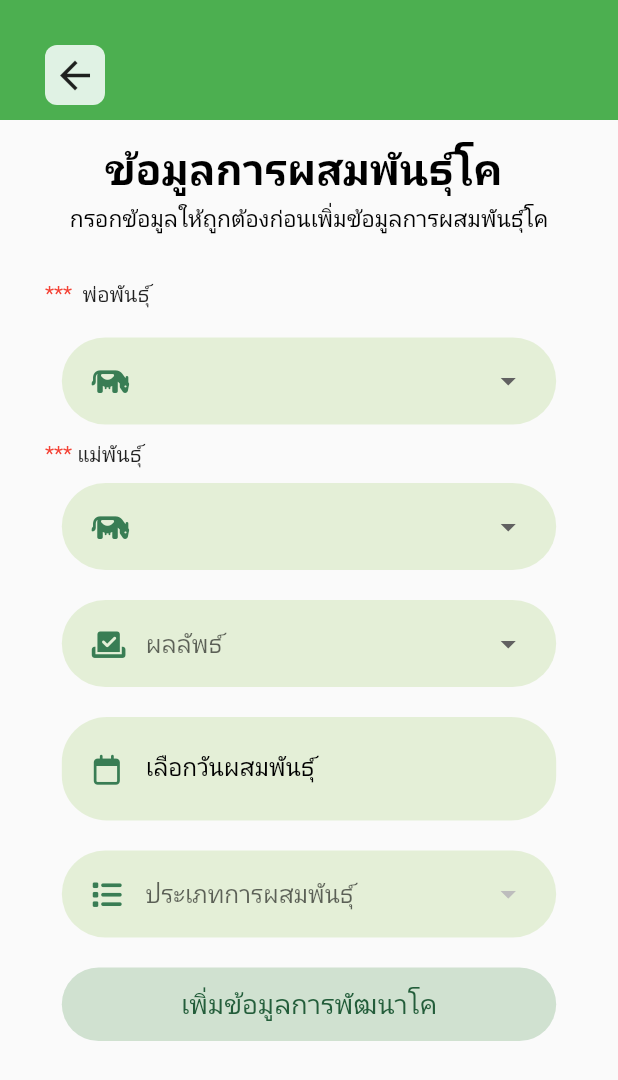
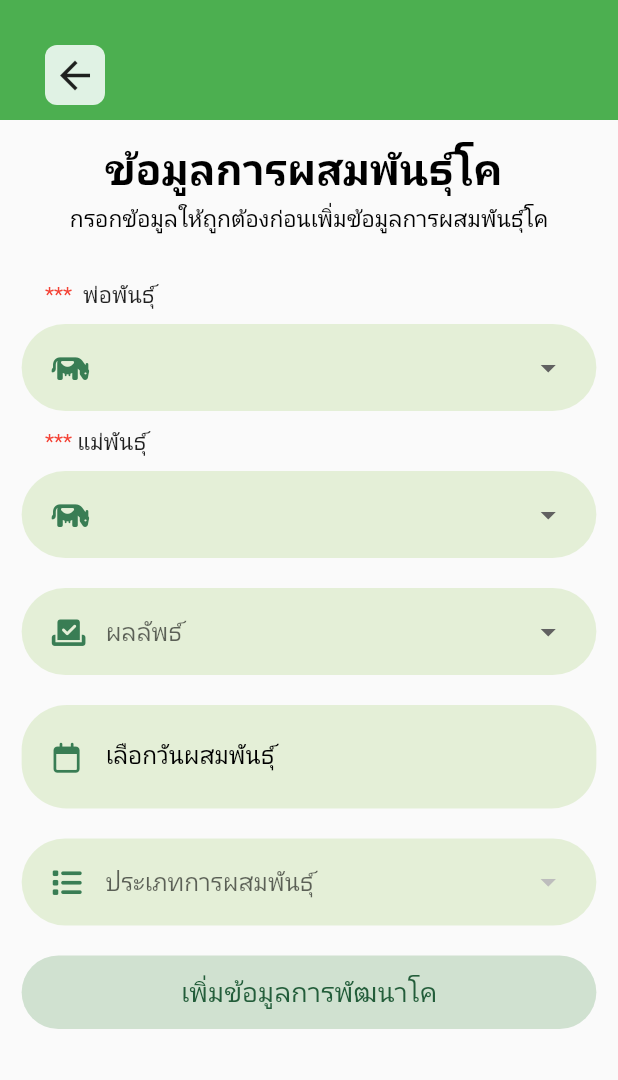
Before and after one commit to itsci-mju/cow_management_system, a Flutter app: the AddHybridization screen opened directly with empty values, on a phone screen of 412 x 824 dp. Shown: the top 1080 px of the screen. Run offline on Flutter 3.47's test engine with Material 2 defaults, Android fonts, the light colour scheme and no system bars; our stand-ins replace bottom_navy_bar, custom_radio_grouped_button, firebase_core, firebase_storage, flutter_multi_formatter, flutter_slidable and 3 more; missing offline and left inert: age_calculator, filter_list; accounts and stored records are empty; network calls fail.

Commit message:
edit Hybridization (complete)
สมบูรณ์ ฉบับ 1  add  Hybridization

```diff
--- a/sources/cow_mange/lib/AddFeedingcow.dart
+++ b/sources/cow_mange/lib/AddFeedingcow.dart
@@ -9,7 +9,6 @@ import 'package:cow_mange/class/food.dart';
 import 'package:cow_mange/validators.dart';
 import 'package:flutter/material.dart';
 import 'package:flutter/services.dart';
-import 'package:get/get_connect/http/src/utils/utils.dart';
 import 'package:http/http.dart' as http;
 import 'package:cow_mange/url/URL.dart';
 import 'package:cow_mange/class/Cow.dart';
--- a/sources/cow_mange/lib/AddHybridization.dart
+++ b/sources/cow_mange/lib/AddHybridization.dart
@@ -1,4 +1,3 @@
-// ignore_for_file: public_member_api_docs, sort_constructors_first
 import 'dart:convert';
 
 import 'package:cow_mange/DetailCow.dart';
@@ -32,19 +31,22 @@ class _AddHybridizationState extends State<AddHybridization> {
   Cow? co = Cow();
   Hybridization? hyb = Hybridization();
 
-  String id_bul_cow = "";
+//String
+  String id_bull_cow = "";
   String id_cow_cow = "";
   String text_result = "";
-  List<String> listcow = [];
-  DateTime? progress_date;
   String name_typeHybridization = "";
 
-  // list_id_cow
-  List<String> listcow_id = [];
+// datetime
+  DateTime? progress_date;
+  DateTime? dute_to_Brith;
+  DateTime? date_Hybirdzation;
 
+//controller
   final birth = TextEditingController();
   final result = TextEditingController();
   final date_Hybirdzation_controller = TextEditingController();
+
 //  button clear
   final bool _showClearButton_date = false;
   final bool _showClearButton_weight = false;
@@ -54,88 +56,16 @@ class _AddHybridizationState extends State<AddHybridization> {
   List<dynamic>? list;
   Map? mapResponse;
 
-  DateTime? dute_to_Brith;
-  DateTime? date_Hybirdzation;
-
-  List<String> typeHybridization = [];
-
   //class
   List<Cow> cow = [];
 
-  //List
+  //List String
+  List<String> listcow = [];
   List<String> list_cow = [""];
   List<String> list_bull = [""];
   List<String> Result = ["สำเร็จ", "ไม่สำเร็จ"];
-
-  Future listMaincow(Employee emp) async {
-    final JsonlistMaincow = emp.toJsoncow();
-
-    final response = await http.post(
-      Uri.parse(url.URL.toString() + url.URL_Listmaincow),
-      body: jsonEncode({"Farm_id_Farm": emp.farm!.id_Farm}),
-      headers: <String, String>{
-        "Accept": "application/json",
-        'Content-Type': 'application/json; charset=UTF-8',
-      },
-    );
-
-    String? stringResponse;
-    List? list;
-    Map<String, dynamic> mapResponse = json.decode(response.body);
-
-    if (response.statusCode == 200) {
-      mapResponse = json.decode(response.body);
-      list = mapResponse['result'];
-      return list!.map((e) => Cow.fromJson(e)).toList();
-    }
-  }
-
-  Future AddHybridization(Hybridization hybridization) async {
-    final response = await http.post(
-      Uri.parse(url.URL.toString() + url.URL_hybridization_add.toString()),
-      body: jsonEncode(hybridization.tojson_Hybridization()),
-      headers: <String, String>{
-        "Accept": "application/json",
-        'Content-Type': 'application/json; charset=UTF-8',
-      },
-    );
-
-    String? stringResponse;
-    List? list;
-    Map<String, dynamic> mapResponse = json.decode(response.body);
-
-    if (response.statusCode == 200) {
-      dynamic progress = mapResponse['result'];
-
-      return Hybridization.fromJson(progress);
-    } else {
-      throw Exception('Failed to load album');
-    }
-  }
-
-  Future list_typehybridization() async {
-    final response = await http.post(
-      Uri.parse(url.URL.toString() + url.URL_list_typehybridization.toString()),
-    );
-
-    String? stringResponse;
-    List? list;
-    Map<String, dynamic> mapResponse = json.decode(response.body);
-
-    if (response.statusCode == 200) {
-      Map<String, dynamic> map = json.decode(response.body);
-
-      mapResponse = json.decode(response.body);
-
-      list = map['result'];
-
-      for (dynamic l in list!) {
-        typeHybridization.add(l['name_typehybridization']);
-      }
-
-      return typeHybridization;
-    }
-  }
+  List<String> typeHybridization = [];
+  List<String> listcow_id = [];
 
   Future init() async {
     if (widget.cow.gender == "เมีย") {
@@ -174,7 +104,7 @@ class _AddHybridizationState extends State<AddHybridization> {
       }
     }
 
-    final typehybrid = await list_typehybridization();
+    final typehybrid = await typehybridization_data().list_typehybridization();
 
     setState(() {
       typeHybridization = typehybrid;
@@ -188,8 +118,8 @@ class _AddHybridizationState extends State<AddHybridization> {
     //clean_number();
   }
 
+  final _formKey = GlobalKey<FormState>();
   @override
-  final _formKey = GlobalKey<FormState>();
   Widget build(BuildContext context) {
     Size size = MediaQuery.of(context).size;
     return Scaffold(
@@ -277,15 +207,17 @@ class _AddHybridizationState extends State<AddHybridization> {
                         child: Container(
                           child: const Text(
                             " พ่อพันธุ์ ",
+                            style: TextStyle(fontSize: 15),
                           ),
                         ))
                   ],
                 )),
-            const SizedBox(height: 10),
+            if (list_bull[0] == "----")
               Container(
                 margin: const EdgeInsets.symmetric(vertical: 10),
-              padding: const EdgeInsets.symmetric(horizontal: 20, vertical: 5),
-              width: size.width * 0.8,
+                padding:
+                    const EdgeInsets.symmetric(horizontal: 20, vertical: 5),
+                width: size.width * 0.93,
                 decoration: BoxDecoration(
                     borderRadius: BorderRadius.circular(30),
                     color: Colors.lightGreen.withAlpha(50)),
@@ -299,11 +231,49 @@ class _AddHybridizationState extends State<AddHybridization> {
                     }).toList(),
                     onChanged: (String? newValue) {
                       setState(() {
-                      id_bul_cow = newValue!;
+                        id_bull_cow = newValue!;
                       });
                     },
-                  validator:
-                      Validators.contains_1text("----", "กรุณาเลือกพ่อพันธุ์"),
+                    validator: Validators.compose([
+                      Validators.required__dropdown("1"),
+                      Validators.required_isnull("2"),
+                    ]),
+                    decoration: InputDecoration(
+                      hintText: list_bull[0].toString(),
+                      hintStyle: const TextStyle(color: Colors.black),
+                      icon: const Icon(
+                        FontAwesomeIcons.cow,
+                        color: Color(0XFF397D54),
+                        size: 20,
+                      ),
+                      border: InputBorder.none,
+                    ),
+                  ),
+                ]),
+              )
+            else
+              Container(
+                margin: const EdgeInsets.symmetric(vertical: 10),
+                padding:
+                    const EdgeInsets.symmetric(horizontal: 20, vertical: 5),
+                width: size.width * 0.93,
+                decoration: BoxDecoration(
+                    borderRadius: BorderRadius.circular(30),
+                    color: Colors.lightGreen.withAlpha(50)),
+                child: Column(children: [
+                  DropdownButtonFormField(
+                    items: list_bull.map((String value) {
+                      return DropdownMenuItem<String>(
+                        value: value,
+                        child: Text(value),
+                      );
+                    }).toList(),
+                    onChanged: (String? newValue) {
+                      setState(() {
+                        id_bull_cow = newValue!;
+                      });
+                    },
+                    validator: Validators.required__dropdown("1"),
                     decoration: InputDecoration(
                       hintText: list_bull[0].toString(),
                       hintStyle: const TextStyle(color: Colors.black),
@@ -332,14 +302,17 @@ class _AddHybridizationState extends State<AddHybridization> {
                         child: Container(
                           child: const Text(
                             "แม่พันธุ์ ",
+                            style: TextStyle(fontSize: 15),
                           ),
                         ))
                   ],
                 )),
+            if (list_cow[0] == "----")
               Container(
                 margin: const EdgeInsets.symmetric(vertical: 10),
-              padding: const EdgeInsets.symmetric(horizontal: 20, vertical: 5),
-              width: size.width * 0.8,
+                padding:
+                    const EdgeInsets.symmetric(horizontal: 20, vertical: 5),
+                width: size.width * 0.93,
                 decoration: BoxDecoration(
                     borderRadius: BorderRadius.circular(30),
                     color: Colors.lightGreen.withAlpha(50)),
@@ -356,8 +329,46 @@ class _AddHybridizationState extends State<AddHybridization> {
                         id_cow_cow = newValue!;
                       });
                     },
-                  validator:
-                      Validators.contains_1text("----", "กรุณาเลือกแม่พันธุ์"),
+                    validator: Validators.compose([
+                      Validators.required__dropdown("1"),
+                      Validators.required_isnull("2"),
+                    ]),
+                    decoration: InputDecoration(
+                      hintText: list_cow[0].toString(),
+                      hintStyle: const TextStyle(color: Colors.black),
+                      icon: const Icon(
+                        FontAwesomeIcons.cow,
+                        color: Color(0XFF397D54),
+                        size: 20,
+                      ),
+                      border: InputBorder.none,
+                    ),
+                  ),
+                ]),
+              )
+            else
+              Container(
+                margin: const EdgeInsets.symmetric(vertical: 10),
+                padding:
+                    const EdgeInsets.symmetric(horizontal: 20, vertical: 5),
+                width: size.width * 0.93,
+                decoration: BoxDecoration(
+                    borderRadius: BorderRadius.circular(30),
+                    color: Colors.lightGreen.withAlpha(50)),
+                child: Column(children: [
+                  DropdownButtonFormField(
+                    items: list_cow.map((String value) {
+                      return DropdownMenuItem<String>(
+                        value: value,
+                        child: Text(value),
+                      );
+                    }).toList(),
+                    onChanged: (String? newValue) {
+                      setState(() {
+                        id_cow_cow = newValue!;
+                      });
+                    },
+                    validator: Validators.required__dropdown("1"),
                     decoration: InputDecoration(
                       hintText: list_cow[0].toString(),
                       hintStyle: const TextStyle(color: Colors.black),
@@ -374,7 +385,7 @@ class _AddHybridizationState extends State<AddHybridization> {
             Container(
               margin: const EdgeInsets.symmetric(vertical: 10),
               padding: const EdgeInsets.symmetric(horizontal: 20, vertical: 5),
-              width: size.width * 0.8,
+              width: size.width * 0.93,
               decoration: BoxDecoration(
                   borderRadius: BorderRadius.circular(30),
                   color: Colors.lightGreen.withAlpha(50)),
@@ -391,7 +402,8 @@ class _AddHybridizationState extends State<AddHybridization> {
                       text_result = newValue!;
                     });
                   },
-                  decoration: const InputDecoration(
+                  validator: Validators.required_isnull("กรุณาเลือกผลลัพธ์"),
+                  decoration: InputDecoration(
                     hintText: 'ผลลัพธ์',
                     hintStyle: TextStyle(color: Colors.black),
                     icon: Icon(
@@ -409,13 +421,14 @@ class _AddHybridizationState extends State<AddHybridization> {
                 margin: const EdgeInsets.symmetric(vertical: 10),
                 padding:
                     const EdgeInsets.symmetric(horizontal: 20, vertical: 5),
-                width: size.width * 0.8,
+                width: size.width * 0.93,
                 decoration: BoxDecoration(
                     borderRadius: BorderRadius.circular(30),
                     color: Colors.lightGreen.withAlpha(50)),
-                child: TextField(
+                child: TextFormField(
                   controller: date_Hybirdzation_controller,
                   readOnly: true,
+                  validator: Validators.required_isempty("กรุณาเลือกวันเกิดโค"),
                   decoration: InputDecoration(
                       label: const Text(
                         "เลือกวันผสมพันธุ์  ",
@@ -454,7 +467,7 @@ class _AddHybridizationState extends State<AddHybridization> {
             Container(
               margin: const EdgeInsets.symmetric(vertical: 10),
               padding: const EdgeInsets.symmetric(horizontal: 20, vertical: 5),
-              width: size.width * 0.8,
+              width: size.width * 0.93,
               decoration: BoxDecoration(
                   borderRadius: BorderRadius.circular(30),
                   color: Colors.lightGreen.withAlpha(50)),
@@ -471,6 +484,8 @@ class _AddHybridizationState extends State<AddHybridization> {
                       name_typeHybridization = newValue!;
                     });
                   },
+                  validator: Validators.required_isnull(
+                      "กรุณาเลือกประเภทการผสมพันธุ์"),
                   decoration: const InputDecoration(
                     hintText: 'ประเภทการผสมพันธุ์',
                     hintStyle: TextStyle(color: Colors.black),
@@ -486,27 +501,61 @@ class _AddHybridizationState extends State<AddHybridization> {
             ),
             InkWell(
               onTap: () async {
-                setState(() {
+                bool validate = _formKey.currentState!.validate();
+
+                if (validate == false) {
+                } else {
                   if (dute_to_Brith != null) {
                     hyb!.date_of_birthday = dute_to_Brith;
                     hyb!.date_Hybridization = date_Hybirdzation;
                     hyb!.result = text_result;
                     hyb!.typebridization = Typebridization.nameTypebridization(
                         name_typebridization: name_typeHybridization);
+                    if (list_cow[0].toString() != "----") {
+                      setState(() {
+                        id_cow_cow = widget.cow.cow_id.toString();
+                      });
+                    } else {
+                      if (list_bull[0].toString() != "----") {
+                        setState(() {
+                          id_bull_cow = widget.cow.cow_id.toString();
+                        });
+                      }
+                    }
 
-                    hyb?.bull_cow = Cow.Idcow(cow_id: id_bul_cow);
+                    hyb?.bull_cow = Cow.Idcow(cow_id: id_bull_cow);
                     hyb?.cow_cow = Cow.Idcow(cow_id: id_cow_cow);
                   } else {
+                    if (list_cow[0].toString() != "----") {
+                      setState(() {
+                        id_cow_cow = widget.cow.cow_id.toString();
+                      });
+                    } else {
+                      if (list_bull[0].toString() != "----") {
+                        setState(() {
+                          id_bull_cow = widget.cow.cow_id.toString();
+                        });
+                      }
+                    }
                     hyb!.date_Hybridization = date_Hybirdzation;
                     hyb!.result = text_result;
                     hyb!.typebridization = Typebridization.nameTypebridization(
                         name_typebridization: name_typeHybridization);
-                    hyb?.bull_cow = Cow.Idcow(cow_id: id_bul_cow);
+                    hyb?.bull_cow = Cow.Idcow(cow_id: id_bull_cow);
                     hyb?.cow_cow = Cow.Idcow(cow_id: id_cow_cow);
                   }
-                });
-                final hybridization = await AddHybridization(hyb!);
-                if (hybridization != null) {
+
+                  final hybridization =
+                      await Hybridization_data().AddHybridization(hyb!);
+                  if (hybridization != null && widget.emp != null) {
+                    Navigator.of(context)
+                        .pushReplacement(MaterialPageRoute(builder: ((context) {
+                      return DetailCow(
+                        cow: widget.cow,
+                        emp: widget.emp,
+                      );
+                    })));
+                  } else if (hybridization != null && widget.emp != null) {
                     Navigator.of(context)
                         .pushReplacement(MaterialPageRoute(builder: ((context) {
                       return DetailCow(
@@ -515,13 +564,14 @@ class _AddHybridizationState extends State<AddHybridization> {
                       );
                     })));
                   }
+                }
               },
               borderRadius: BorderRadius.circular(30),
               child: Container(
                 margin: const EdgeInsets.symmetric(vertical: 10),
                 padding:
                     const EdgeInsets.symmetric(horizontal: 20, vertical: 12),
-                width: size.width * 0.8,
+                width: size.width * 0.93,
                 decoration: BoxDecoration(
                     borderRadius: BorderRadius.circular(30),
                     color:
@@ -562,9 +612,10 @@ class _AddHybridizationState extends State<AddHybridization> {
           decoration: BoxDecoration(
               borderRadius: BorderRadius.circular(30),
               color: Colors.lightGreen.withAlpha(50)),
-          child: TextField(
+          child: TextFormField(
             controller: birth,
             readOnly: true,
+            validator: Validators.required_isempty("กรุณาเลือกวันที่คลอด"),
             decoration: InputDecoration(
                 label: const Text(
                   "เลือกวันที่คลอด",
```
Also changed, not shown: sources/cow_mange/lib/AddProgresscow.dart (+4 -4 lines), sources/cow_mange/lib/Function/Function.dart (+51 -0 lines), sources/cow_mange/lib/validators.dart (+9 -0 lines). Lines whose indentation alone changed are shown as unchanged.
